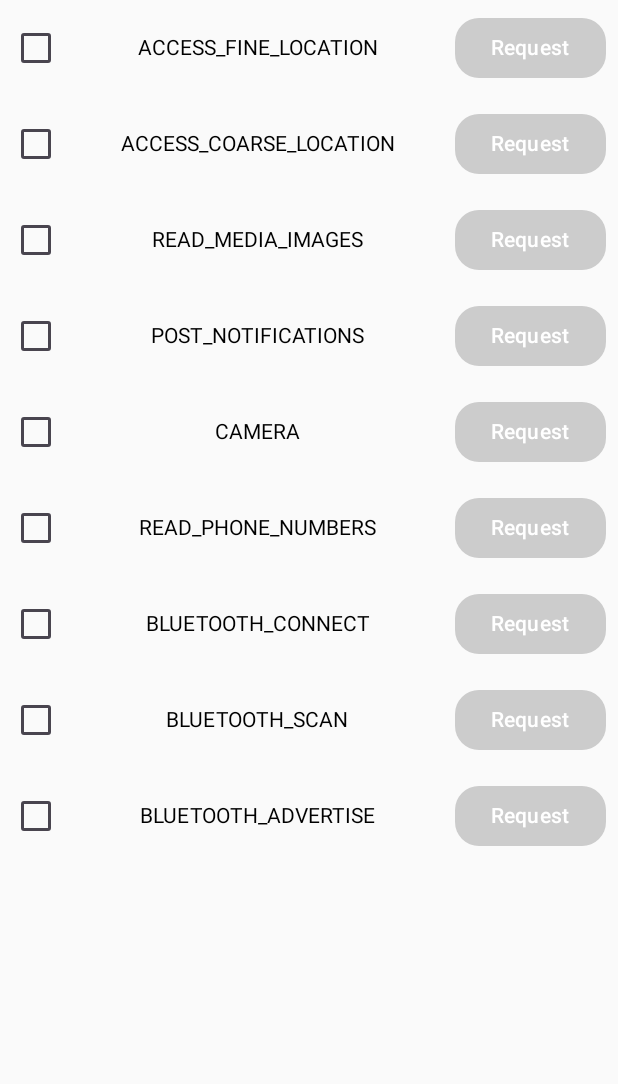
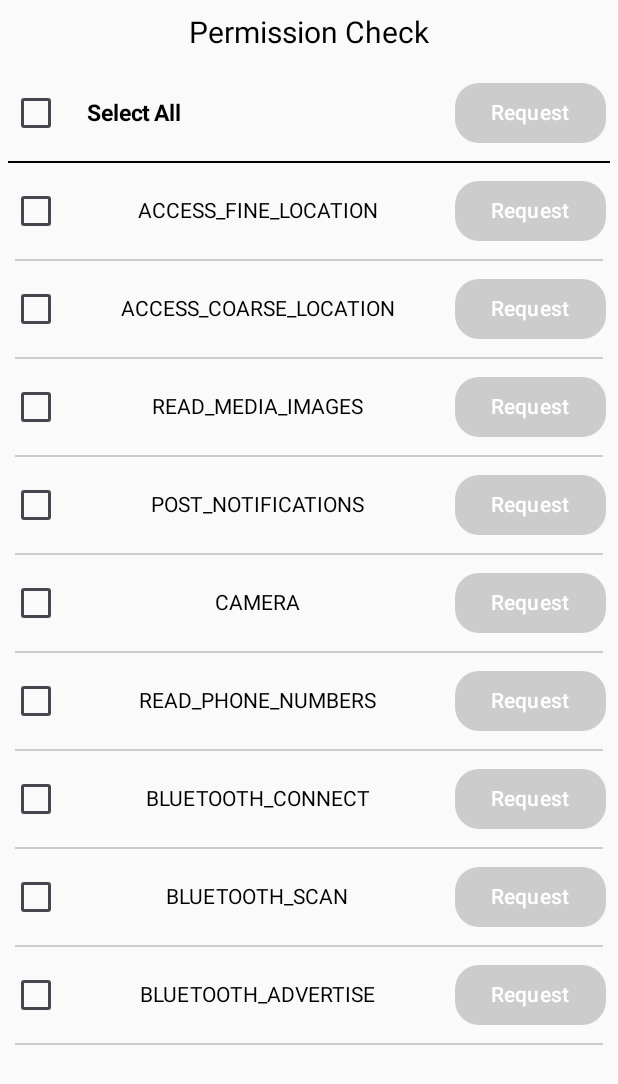
Before and after one commit to parade621/ComposePermissionSample, an Android app built with Jetpack Compose: the screen it shows after launch (MainActivity), after a tap on "Request", on a phone screen of 412 x 824 dp. Shown: the top 1084 px of the screen. Run offline under Robolectric (Android 15) with nearby library versions, the phone set to English and light mode, and no system bars; our stand-ins replace Dagger/Hilt's generated code, Timber; Roboto replaces fonts that are not available here.

Commit message:
modified viewModel logic

```diff
--- a/app/src/main/java/com/parade621/compose_permission_sample/PermissionSample.kt
+++ b/app/src/main/java/com/parade621/compose_permission_sample/PermissionSample.kt
@@ -1,14 +1,19 @@
 package com.parade621.compose_permission_sample
 
 import android.app.Application
+import android.content.Context
 import dagger.hilt.android.HiltAndroidApp
 import timber.log.Timber
 
 @HiltAndroidApp
 class PermissionSample : Application() {
+    companion object {
+        lateinit var context: Context
+    }
 
     override fun onCreate() {
         super.onCreate()
+        context = this.applicationContext
         Timber.plant(Timber.DebugTree())
     }
 }
--- a/app/src/main/java/com/parade621/compose_permission_sample/data/permissionData.kt
+++ b/app/src/main/java/com/parade621/compose_permission_sample/data/permissionData.kt
@@ -2,5 +2,6 @@ package com.parade621.compose_permission_sample.data
 
 data class PermissionData(
     val permissionText: String,
-    var isChecked: Boolean = false
+    var isChecked: Boolean = false,
+    var isGranted: Boolean = false
 )
--- a/app/src/main/java/com/parade621/compose_permission_sample/ui/screen/mainscreen/MainEvent.kt
+++ b/app/src/main/java/com/parade621/compose_permission_sample/ui/screen/mainscreen/MainEvent.kt
@@ -3,4 +3,7 @@ package com.parade621.compose_permission_sample.ui.screen.mainscreen
 sealed class MainEvent {
     data object OnCheckAllClicked : MainEvent()
     data class OnCheckPermissionClicked(val index: Int) : MainEvent()
+
+    data object RequestMultiplePermission : MainEvent()
+    data class RequestSinglePermission(val index: Int) : MainEvent()
 }
--- a/app/src/main/java/com/parade621/compose_permission_sample/ui/screen/mainscreen/MainScreen.kt
+++ b/app/src/main/java/com/parade621/compose_permission_sample/ui/screen/mainscreen/MainScreen.kt
@@ -1,12 +1,31 @@
 package com.parade621.compose_permission_sample.ui.screen.mainscreen
 
+import androidx.compose.foundation.layout.Arrangement
+import androidx.compose.foundation.layout.Box
 import androidx.compose.foundation.layout.Column
+import androidx.compose.foundation.layout.Row
+import androidx.compose.foundation.layout.Spacer
 import androidx.compose.foundation.layout.fillMaxSize
+import androidx.compose.foundation.layout.fillMaxWidth
+import androidx.compose.foundation.layout.padding
+import androidx.compose.foundation.layout.width
+import androidx.compose.foundation.layout.wrapContentHeight
 import androidx.compose.foundation.lazy.LazyColumn
 import androidx.compose.foundation.lazy.itemsIndexed
+import androidx.compose.foundation.shape.RoundedCornerShape
+import androidx.compose.material3.Button
+import androidx.compose.material3.ButtonDefaults
+import androidx.compose.material3.Checkbox
+import androidx.compose.material3.Divider
+import androidx.compose.material3.Text
 import androidx.compose.runtime.Composable
+import androidx.compose.ui.Alignment
 import androidx.compose.ui.Modifier
+import androidx.compose.ui.graphics.Color
+import androidx.compose.ui.text.font.FontWeight
 import androidx.compose.ui.tooling.preview.Preview
+import androidx.compose.ui.unit.dp
+import androidx.compose.ui.unit.sp
 import com.parade621.compose_permission_sample.ui.components.LazyColumnItem
 import com.parade621.compose_permission_sample.ui.theme.Compose_Permission_SampleTheme
 
@@ -18,15 +37,62 @@ fun MainScreen(
     Column(
         modifier = Modifier.fillMaxSize()
     ) {
+        Box(
+            modifier = Modifier
+                .fillMaxWidth()
+                .wrapContentHeight()
+                .padding(10.dp),
+            contentAlignment = Alignment.Center
+        ) {
+            Text(
+                text = "Permission Check",
+                fontSize = 20.sp
+            )
+        }
+        Row(
+            modifier = Modifier.fillMaxWidth(),
+            verticalAlignment = Alignment.CenterVertically,
+            horizontalArrangement = Arrangement.SpaceBetween
+        ) {
+            Row(verticalAlignment = Alignment.CenterVertically) {
+                Checkbox(
+                    checked = state.checkAll,
+                    onCheckedChange = { onEvent(MainEvent.OnCheckAllClicked) }
+                )
+                Spacer(modifier = Modifier.width(10.dp))
+                Text(text = "Select All", fontSize = 15.sp, fontWeight = FontWeight.Bold)
+            }
+            Button(modifier = Modifier.padding(8.dp),
+                colors = ButtonDefaults
+                    .buttonColors(
+                        containerColor = Color.LightGray,
+                        contentColor = Color.White
+                    ),
+                // 모서리 둥글게 설정
+                shape = RoundedCornerShape(16.dp),
+                onClick = { onEvent(MainEvent.RequestMultiplePermission) }) {
+                Text(text = "Request")
+            }
+        }
+        Divider(
+            color = Color.Black,
+            thickness = 1.dp,
+            modifier = Modifier.padding(horizontal = 5.dp)
+        )
         LazyColumn {
             itemsIndexed(state.permissionList) { index, permission ->
                 LazyColumnItem(
                     checked = permission.isChecked,
-                    checkBoxEvent = {onEvent(MainEvent.OnCheckPermissionClicked(index))},
-                    permissionText = permission.permissionText,
+                    checkBoxEvent = { onEvent(MainEvent.OnCheckPermissionClicked(index)) },
+                    permissionText = permission.permissionText.replace("android.permission.", ""),
                 ) {
-                    {}
+                    onEvent(MainEvent.RequestSinglePermission(index))
                 }
+                Divider(
+                    color = Color.LightGray,
+                    thickness = 1.dp,
+                    modifier = Modifier.padding(horizontal = 10.dp)
+                )
             }
         }
     }
--- a/app/src/main/java/com/parade621/compose_permission_sample/ui/screen/mainscreen/MainViewModel.kt
+++ b/app/src/main/java/com/parade621/compose_permission_sample/ui/screen/mainscreen/MainViewModel.kt
@@ -3,6 +3,7 @@ package com.parade621.compose_permission_sample.ui.screen.mainscreen
 import androidx.lifecycle.ViewModel
 import com.parade621.compose_permission_sample.data.PermissionData
 import com.parade621.compose_permission_sample.permissions.PermissionCheckList
+import com.parade621.compose_permission_sample.utils.checkPermissionGranted
 import dagger.hilt.android.lifecycle.HiltViewModel
 import kotlinx.coroutines.flow.MutableStateFlow
 import kotlinx.coroutines.flow.asStateFlow
@@ -17,10 +18,7 @@ class MainViewModel @Inject constructor() : ViewModel() {
 
     fun onEvent(event: MainEvent) {
         when (event) {
-            is MainEvent.OnCheckAllClicked -> {
-                _state.update { it.copy(checkAll = !_state.value.checkAll) }
-            }
-
+            is MainEvent.OnCheckAllClicked -> checkAllPermission()
             is MainEvent.OnCheckPermissionClicked -> {
                 val permissionList = _state.value.permissionList.toMutableList()
                 permissionList[event.index] =
@@ -28,14 +26,40 @@ class MainViewModel @Inject constructor() : ViewModel() {
                 Timber.e("permission: ${permissionList[event.index].permissionText} isChecked: ${permissionList[event.index].isChecked}")
                 _state.update { it.copy(permissionList = permissionList) }
             }
+
+            is MainEvent.RequestSinglePermission -> requestSinglePermission(event.index)
+
+            MainEvent.RequestMultiplePermission -> requestMultiplePermission()
         }
     }
 
     init {
+        initPermissionList()
+    }
+
+    private fun initPermissionList() {
         val newList = PermissionCheckList.permissionToRequest.map {
-            val str = it.replace("android.permission.", "")
-            PermissionData(str, false)
+            val isGrant = checkPermissionGranted(it)
+            PermissionData(it, isGrant, isGrant)
         }
         _state.update { it.copy(permissionList = newList) }
     }
+
+    private fun checkAllPermission() {
+        val newList = _state.value.permissionList.map {
+            it.copy(isChecked = !_state.value.checkAll)
+        }
+        _state.update { it.copy(permissionList = newList, checkAll = !_state.value.checkAll) }
+    }
+
+    private fun requestMultiplePermission() {
+        val permissionList =
+            _state.value.permissionList.filter { it.isChecked }.map { it.permissionText }
+        Timber.e("멀티 퍼미션: ${permissionList.joinToString(", ")}")
+    }
+
+    private fun requestSinglePermission(index: Int) {
+        val permission = _state.value.permissionList[index].permissionText
+        Timber.e("싱글 퍼미션: $permission")
+    }
 }
--- a/app/src/main/java/com/parade621/compose_permission_sample/utils/utils.kt
+++ b/app/src/main/java/com/parade621/compose_permission_sample/utils/utils.kt
@@ -2,8 +2,10 @@ package com.parade621.compose_permission_sample.utils
 
 import android.app.Activity
 import android.content.Intent
+import android.content.pm.PackageManager
 import android.net.Uri
 import android.provider.Settings
+import com.parade621.compose_permission_sample.PermissionSample
 
 fun Activity.openAppSettings() {
     Intent(
@@ -11,3 +13,7 @@ fun Activity.openAppSettings() {
         Uri.fromParts("package", packageName, null)
     ).also(::startActivity)
 }
+
+fun checkPermissionGranted(permission: String): Boolean {
+    return (PermissionSample.context.checkSelfPermission(permission) == PackageManager.PERMISSION_GRANTED)
+}
```
Also changed, not shown: app/src/main/java/com/parade621/compose_permission_sample/permissions/PermissionCheck.kt (+18 -3 lines).
